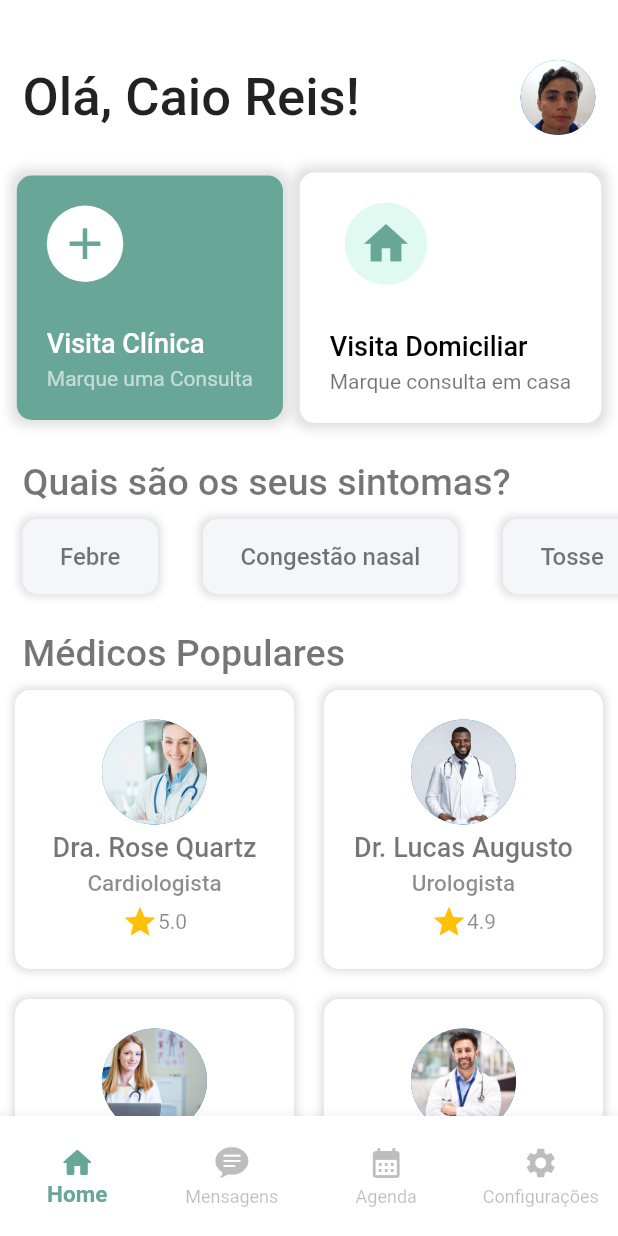
After one commit to CaioReis29/hospital-app, a Flutter app: the screen it shows after launch, after a tap on "Fechar", on a phone screen of 412 x 824 dp. The commit adds this screen. Run offline on Flutter 3.47's test engine with Material 2 defaults, Android fonts, the phone set to English and light mode, and no system bars.

Commit message:
criacao-pagina-home

```diff
--- a/lib/pages/boas_vindas.dart
+++ b/lib/pages/boas_vindas.dart
@@ -1,6 +1,7 @@
 import 'package:flutter/material.dart';
 import 'package:hospital_app/pages/cadastro.dart';
 import 'package:hospital_app/pages/login.dart';
+import 'package:hospital_app/widgets/navbar_rotas.dart';
 
 class BoasVindas extends StatefulWidget {
   const BoasVindas({super.key});
@@ -18,6 +19,23 @@ class _BoasVindasState extends State<BoasVindas> {
         height: MediaQuery.of(context).size.height,
         child: Column(
           children: [
+            SizedBox(height: 15,),
+            Align(
+              alignment: Alignment.centerRight,
+              child: TextButton(
+                onPressed: () {
+                  Navigator.push(context, MaterialPageRoute(
+                    builder: (context) => NavbarRotas(),
+                    ));
+                },
+                child: Text(
+                  'Fechar',
+                  style: TextStyle(
+                    color: Color(0xFF68A797),
+                    fontSize: 20,
+                  ),
+                )),
+            ),
             SizedBox(
               height: 70,
             ),
--- /dev/null
+++ b/lib/pages/home_page.dart
@@ -0,0 +1,308 @@
+import 'package:flutter/material.dart';
+
+class HomePage extends StatelessWidget {
+  List sintomas = [
+    "Febre",
+    "Congestão nasal",
+    "Tosse",
+    "Resfriado",
+    "Dor de cabeça"
+  ];
+
+  List imagens = [
+    "medico1.jpg",
+    "medico2.jpg",
+    "medico3.jpg",
+    "medico4.jpg",
+  ];
+
+  List nomeMedicos = [
+    "Dra. Rose Quartz",
+    "Dr. Lucas Augusto",
+    "Dra. Mariana Silva",
+    "Dr. Jorge Sampaio",
+  ];
+
+  List tipoMedico = [
+    "Cardiologista",
+    "Urologista",
+    "Clínica Geral",
+    "Demartologista",
+  ];
+
+  List classificacaoMedico = [
+    "5.0",
+    "4.9",
+    "4.8",
+    "4.7",
+  ];
+
+  @override
+  Widget build(BuildContext context) {
+    return SingleChildScrollView(
+      padding: EdgeInsets.only(top: 40),
+      child: Column(
+        crossAxisAlignment: CrossAxisAlignment.start,
+        children: [
+          Padding(
+            padding: EdgeInsets.symmetric(horizontal: 15),
+            child: Row(
+              mainAxisAlignment: MainAxisAlignment.spaceBetween,
+              children: [
+                Text(
+                  "Olá, Caio Reis!",
+                  style: TextStyle(fontSize: 35, fontWeight: FontWeight.w500),
+                ),
+                CircleAvatar(
+                  radius: 25,
+                  backgroundImage: AssetImage("assets/img/meu_perfil.jpg"),
+                ),
+              ],
+            ),
+          ),
+          SizedBox(
+            height: 25,
+          ),
+          Row(
+            mainAxisAlignment: MainAxisAlignment.spaceEvenly,
+            children: [
+              InkWell(
+                onTap: () {},
+                child: Container(
+                  padding: EdgeInsets.all(20),
+                  decoration: BoxDecoration(
+                    color: Color(0xFF68A797),
+                    borderRadius: BorderRadius.circular(10),
+                    boxShadow: [
+                      BoxShadow(
+                        color: Colors.black12,
+                        blurRadius: 6,
+                        spreadRadius: 4,
+                      )
+                    ],
+                  ),
+                  child: Column(
+                    crossAxisAlignment: CrossAxisAlignment.start,
+                    children: [
+                      Container(
+                        padding: EdgeInsets.all(8),
+                        decoration: BoxDecoration(
+                          color: Colors.white,
+                          shape: BoxShape.circle,
+                        ),
+                        child: Icon(
+                          Icons.add,
+                          color: Color(0xFF68A797),
+                          size: 35,
+                        ),
+                      ),
+                      SizedBox(
+                        height: 30,
+                      ),
+                      Text(
+                        'Visita Clínica',
+                        style: TextStyle(
+                            fontSize: 18,
+                            color: Colors.white,
+                            fontWeight: FontWeight.w500),
+                      ),
+                      SizedBox(
+                        height: 5,
+                      ),
+                      Text(
+                        'Marque uma Consulta',
+                        style: TextStyle(
+                          color: Colors.white60,
+                        ),
+                      ),
+                    ],
+                  ),
+                ),
+              ),
+              InkWell(
+                onTap: () {},
+                child: Container(
+                  padding: EdgeInsets.all(20),
+                  decoration: BoxDecoration(
+                    color: Colors.white,
+                    borderRadius: BorderRadius.circular(10),
+                    boxShadow: [
+                      BoxShadow(
+                        color: Colors.black12,
+                        blurRadius: 6,
+                        spreadRadius: 4,
+                      )
+                    ],
+                  ),
+                  child: Column(
+                    crossAxisAlignment: CrossAxisAlignment.start,
+                    children: [
+                      Container(
+                        padding: EdgeInsets.symmetric(horizontal: 20, vertical: 10),
+                        decoration: BoxDecoration(
+                          color: Color.fromARGB(255, 224, 250, 242),
+                          shape: BoxShape.circle,
+                        ),
+                        child: Icon(
+                          color: Color(0xFF68A797),
+                          Icons.home,
+                          size: 35,
+                        ),
+                      ),
+                      SizedBox(
+                        height: 30,
+                      ),
+                      Text(
+                        'Visita Domiciliar',
+                        style: TextStyle(
+                            fontSize: 18,
+                            color: Colors.black,
+                            fontWeight: FontWeight.w500),
+                      ),
+                      SizedBox(
+                        height: 5,
+                      ),
+                      Text(
+                        'Marque consulta em casa',
+                        textAlign: TextAlign.center,
+                        maxLines: 2,
+                        style: TextStyle(
+                          color: Colors.black54,
+                        ),
+                      ),
+                    ],
+                  ),
+                ),
+              ),
+            ],
+          ),
+          SizedBox(height: 25,),
+          Padding(padding: EdgeInsets.only(left: 15),
+          child: Text(
+            'Quais são os seus sintomas?',
+            style: TextStyle(
+              fontSize: 25,
+              fontWeight: FontWeight.w500,
+              color: Colors.black54,
+            ),
+          ),
+          ),
+          SizedBox(height: 70,
+          child: ListView.builder(
+            shrinkWrap: true,
+            scrollDirection: Axis.horizontal,
+            itemCount: sintomas.length,
+            itemBuilder: (context, index) {
+              return Container(
+                margin: EdgeInsets.symmetric(vertical: 10, horizontal: 15),
+                padding: EdgeInsets.symmetric(horizontal: 25),
+                decoration: BoxDecoration(
+                  color: Color(0xFFF4F6FA),
+                  borderRadius: BorderRadius.circular(10),
+                  boxShadow: [
+                    BoxShadow(
+                      color: Colors.black12,
+                      blurRadius: 4,
+                      spreadRadius: 2,
+                    )
+                  ]
+                ),
+                child: Center(
+                  child: Text(
+                    sintomas[index],
+                    style: TextStyle(
+                      fontSize: 16,
+                      fontWeight: FontWeight.w500,
+                      color: Colors.black54,
+                    ),
+                  ),
+                ),
+              );
+            }
+            ),
+          ),
+          SizedBox(height: 15,),
+          Padding(padding: EdgeInsets.only(left: 15),
+          child: Text(
+            'Médicos Populares',
+            style: TextStyle(
+              fontSize: 25,
+              fontWeight: FontWeight.w500,
+              color: Colors.black54,
+            ),
+          ),
+          ),
+          GridView.builder(
+            gridDelegate: SliverGridDelegateWithFixedCrossAxisCount(
+              crossAxisCount: 2,
+              ),
+              itemCount: 4,
+              shrinkWrap: true,
+              physics: NeverScrollableScrollPhysics(),
+            itemBuilder: (context, index) {
+              return InkWell(
+                onTap: (){},
+                child: Container(
+                  margin: EdgeInsets.all(10),
+                  padding: EdgeInsets.symmetric(vertical: 15),
+                  decoration: BoxDecoration(
+                    color: Colors.white,
+                    borderRadius: BorderRadius.circular(10),
+                    boxShadow: [
+                      BoxShadow(
+                        color: Colors.black12,
+                        blurRadius: 4,
+                        spreadRadius: 2,
+                      ),
+                    ],
+                  ),
+                  child: Column(
+                    mainAxisAlignment: MainAxisAlignment.spaceEvenly,
+                    children: [
+                      CircleAvatar(
+                        radius: 35,
+                        backgroundImage: AssetImage('assets/img/${imagens[index]}'),
+                      ),
+                      Text(
+                        nomeMedicos[index],
+                        style: TextStyle(
+                          fontSize: 18,
+                          fontWeight: FontWeight.w500,
+                          color: Colors.black54
+                        ),
+                      ),
+                      Text(
+                        tipoMedico[index],
+                        style: TextStyle(
+                          color: Colors.black45,
+                          fontWeight: FontWeight.w500,
+                          fontSize: 15,
+                        ),
+                      ),
+                      Row(
+                        mainAxisSize: MainAxisSize.min,
+                        mainAxisAlignment: MainAxisAlignment.center,
+                        children: [
+                          Icon(
+                            Icons.star,
+                            color: Colors.amber,
+                          ),
+                          Text(
+                            classificacaoMedico[index],
+                            style: TextStyle(
+                              color: Colors.black45,
+                            ),
+                          ),
+                        ],
+                      )
+                    ],
+                  ),
+                ),
+              );
+            },
+            ),
+        ],
+      ),
+    );
+  }
+}
--- /dev/null
+++ b/lib/widgets/navbar_rotas.dart
@@ -0,0 +1,60 @@
+import 'package:flutter/cupertino.dart';
+import 'package:flutter/material.dart';
+import 'package:hospital_app/pages/home_page.dart';
+
+class NavbarRotas extends StatefulWidget {
+  const NavbarRotas({super.key});
+
+  @override
+  State<NavbarRotas> createState() => _NavbarRotasState();
+}
+
+class _NavbarRotasState extends State<NavbarRotas> {
+  int _cardSelecionado = 0;
+
+  final _paginas = [
+    HomePage(),
+    Container(),
+    Container(),
+    Container(),
+  ];
+
+  @override
+  Widget build(BuildContext context) {
+    return Scaffold(
+      backgroundColor: Colors.white,
+      body: _paginas[_cardSelecionado],
+      bottomNavigationBar: Container(
+        height: 80,
+        child: BottomNavigationBar(
+            backgroundColor: Colors.white,
+            type: BottomNavigationBarType.fixed,
+            selectedItemColor: Color(0xFF68A797),
+            unselectedItemColor: Colors.black26,
+            selectedLabelStyle: TextStyle(
+              fontWeight: FontWeight.bold,
+              fontSize: 15,
+            ),
+            currentIndex: _cardSelecionado,
+            onTap: (index) {
+              setState(() {
+                _cardSelecionado = index;
+              });
+            },
+            items: [
+              BottomNavigationBarItem(
+                icon: Icon(Icons.home_rounded),
+                label: 'Home',
+              ),
+              BottomNavigationBarItem(
+                  icon: Icon(CupertinoIcons.chat_bubble_text_fill),
+                  label: 'Mensagens'),
+              BottomNavigationBarItem(
+                  icon: Icon(Icons.calendar_month), label: 'Agenda'),
+              BottomNavigationBarItem(
+                  icon: Icon(Icons.settings), label: 'Configurações'),
+            ]),
+      ),
+    );
+  }
+}
```
Also changed, not shown: assets/img/medico1.jpg (added), assets/img/meu_perfil.jpg (added), 1 other file.
